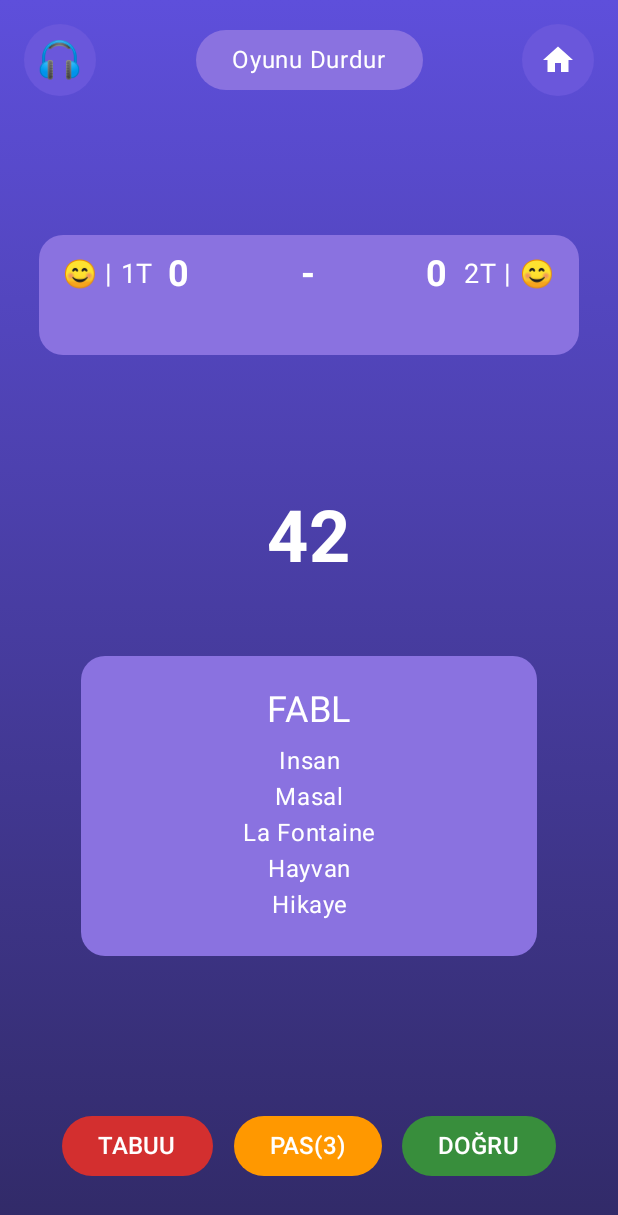
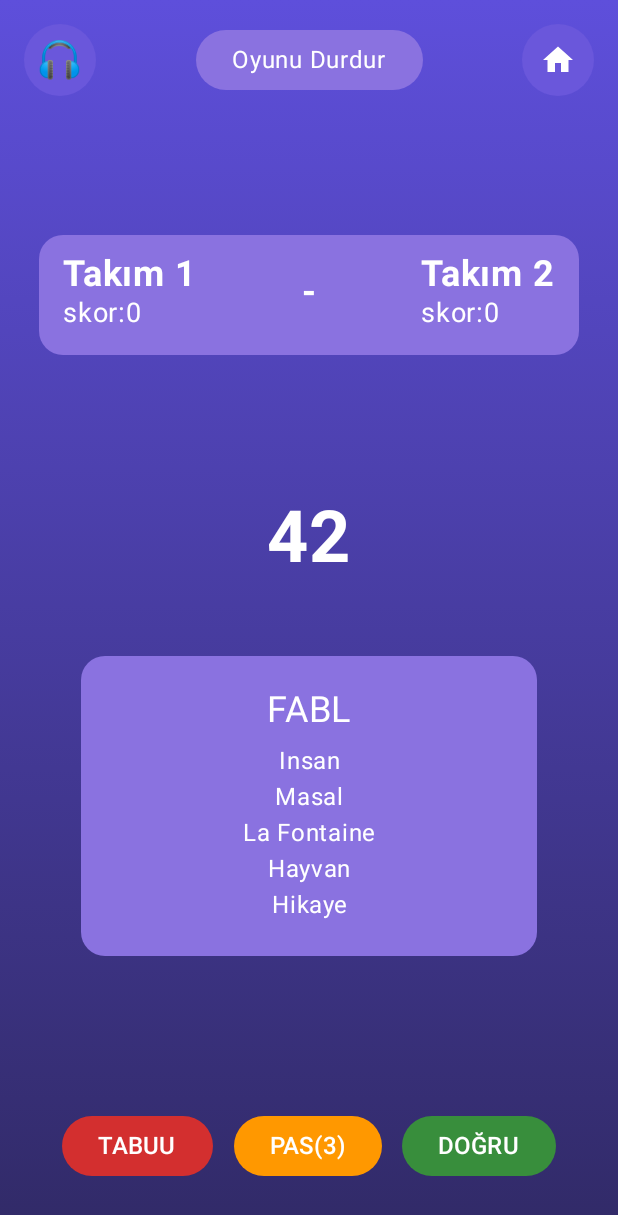
Before and after one commit to dumanYusuf/TabuChallenge, an Android app built with Jetpack Compose: the composable GameScrean shown on its own in the app's theme, on a phone screen of 412 x 824 dp. Shown: the top 1215 px of the screen. Run offline under Robolectric (Android 15) with nearby library versions, the phone set to English and light mode, and no system bars; our stand-ins replace Dagger/Hilt's generated code, Firebase (no records; nobody signed in at launch, a user with empty details on screens opened directly).

Commit message:
The teams were brought from firebas and shown on UI

```diff
--- a/app/src/main/java/com/dumanyusuf/tabuchallenge/data/repo/TabuImpl.kt
+++ b/app/src/main/java/com/dumanyusuf/tabuchallenge/data/repo/TabuImpl.kt
@@ -3,6 +3,10 @@ package com.dumanyusuf.tabuchallenge.data.repo
 import com.dumanyusuf.tabuchallenge.domain.model.TeamName
 import com.dumanyusuf.tabuchallenge.domain.repo.TabuRepo
 import com.google.firebase.firestore.FirebaseFirestore
+import com.google.firebase.firestore.FirebaseFirestoreSettings
+import kotlinx.coroutines.channels.awaitClose
+import kotlinx.coroutines.flow.Flow
+import kotlinx.coroutines.flow.callbackFlow
 import kotlinx.coroutines.tasks.await
 import java.util.UUID
 import javax.inject.Inject
@@ -12,6 +16,12 @@ class TabuImpl @Inject constructor(
 ) : TabuRepo {
 
     override suspend fun addTeamFirebase(team1: String, team2: String) {
+
+        // Mevcut takımları temizle
+        firestore.collection("teams").get().await().documents.forEach {
+            it.reference.delete().await()
+        }
+
         val team1Id = UUID.randomUUID().toString()
         val team2Id = UUID.randomUUID().toString()
 
@@ -29,4 +39,26 @@ class TabuImpl @Inject constructor(
             .await()
     }
 
+    override suspend fun getTeamList():Flow< List<TeamName>>  = callbackFlow{
+        val listenerRegistration = firestore.collection("teams").addSnapshotListener { snapshot, e ->
+            if (e != null) {
+                close(e)
+                return@addSnapshotListener
+            }
+
+            val teamList = mutableListOf<TeamName>()
+            if (snapshot != null) {
+                for (document in snapshot.documents) {
+                    val team = document.toObject(TeamName::class.java)
+                    if (team != null) {
+                        teamList.add(team)
+                    }
+                }
+            }
+            trySend(teamList).isSuccess
+        }
+        awaitClose { listenerRegistration.remove() }
+    }
+
+
 }
--- a/app/src/main/java/com/dumanyusuf/tabuchallenge/domain/model/TeamName.kt
+++ b/app/src/main/java/com/dumanyusuf/tabuchallenge/domain/model/TeamName.kt
@@ -1,8 +1,8 @@
 package com.dumanyusuf.tabuchallenge.domain.model
 
 data class TeamName(
-    val id:String,
-    val teamName:String,
+    val id:String="",
+    val teamName:String="",
     var score:Int=0,
     var tabuCount:Int=0,
     var correctCount:Int=0,
--- a/app/src/main/java/com/dumanyusuf/tabuchallenge/domain/repo/TabuRepo.kt
+++ b/app/src/main/java/com/dumanyusuf/tabuchallenge/domain/repo/TabuRepo.kt
@@ -1,8 +1,10 @@
 package com.dumanyusuf.tabuchallenge.domain.repo
 
 import com.dumanyusuf.tabuchallenge.domain.model.TeamName
+import kotlinx.coroutines.flow.Flow
 
 
 interface TabuRepo{
     suspend fun addTeamFirebase(team1:String,team2:String)
+    suspend fun getTeamList():Flow<List<TeamName>>
 }
--- /dev/null
+++ b/app/src/main/java/com/dumanyusuf/tabuchallenge/domain/use_case/get_list_team/GetListTeamUseCase.kt
@@ -0,0 +1,15 @@
+package com.dumanyusuf.tabuchallenge.domain.use_case.get_list_team
+
+import com.dumanyusuf.tabuchallenge.domain.model.TeamName
+import com.dumanyusuf.tabuchallenge.domain.repo.TabuRepo
+import kotlinx.coroutines.flow.Flow
+import javax.inject.Inject
+
+class GetListTeamUseCase @Inject constructor(private val repo: TabuRepo) {
+
+
+    suspend fun getListTeam():Flow<List<TeamName>>{
+        return repo.getTeamList()
+    }
+
+}
--- a/app/src/main/java/com/dumanyusuf/tabuchallenge/presentation/game_screan/Game Screan.kt
+++ b/app/src/main/java/com/dumanyusuf/tabuchallenge/presentation/game_screan/Game Screan.kt
@@ -1,17 +1,25 @@
 package com.dumanyusuf.tabuchallenge.presentation.game_screen
 
+import android.annotation.SuppressLint
+import android.app.Activity
+import androidx.activity.compose.BackHandler
 import androidx.compose.foundation.background
+import androidx.compose.foundation.clickable
 import androidx.compose.foundation.layout.*
 import androidx.compose.foundation.shape.CircleShape
 import androidx.compose.foundation.shape.RoundedCornerShape
 import androidx.compose.material.icons.Icons
 import androidx.compose.material.icons.filled.Home
+import androidx.compose.material3.AlertDialog
 import androidx.compose.material3.Button
 import androidx.compose.material3.ButtonDefaults
-import androidx.compose.material3.Divider
 import androidx.compose.material3.Icon
 import androidx.compose.material3.Text
+import androidx.compose.material3.TextButton
 import androidx.compose.runtime.Composable
+import androidx.compose.runtime.collectAsState
+import androidx.compose.runtime.mutableStateOf
+import androidx.compose.runtime.remember
 import androidx.compose.ui.Alignment
 import androidx.compose.ui.Modifier
 import androidx.compose.ui.graphics.Color
@@ -20,13 +28,65 @@ import androidx.compose.ui.unit.dp
 import androidx.compose.ui.unit.sp
 import androidx.compose.ui.graphics.Brush
 import androidx.compose.ui.text.font.FontWeight
-import androidx.compose.ui.unit.TextUnit
 import androidx.compose.ui.draw.clip
-import androidx.compose.ui.res.painterResource
+import androidx.compose.ui.platform.LocalContext
+import androidx.hilt.navigation.compose.hiltViewModel
+import androidx.navigation.NavController
+import com.dumanyusuf.tabuchallenge.Screan
 import com.dumanyusuf.tabuchallenge.domain.model.TeamName
+import com.dumanyusuf.tabuchallenge.presentation.game_screan.GameViewModel
 
+@SuppressLint("ContextCastToActivity")
 @Composable
-fun GameScrean() {
+fun GameScrean(
+    viewModel: GameViewModel= hiltViewModel(),
+    navController:NavController
+
+) {
+    val teamlist=viewModel.teamList.collectAsState().value
+    val activity=(LocalContext.current as Activity)
+
+    val showExitDialog = remember { mutableStateOf(false) }
+    val showHomeDialog = remember { mutableStateOf(false) }
+
+
+    BackHandler {
+        showExitDialog.value = true
+    }
+
+    if (showExitDialog.value) {
+        ExitConfirmationDialog(
+            titleText = "Çıkış Onayı",
+            messageText = "Uygulamadan çıkmak istediğinize emin misiniz?",
+            confirmText = "Evet",
+            dismissText = "Hayır",
+            onConfirm = {
+                activity.finish()
+            },
+            onDismiss = {
+                showExitDialog.value = false
+            }
+        )
+    }
+
+    if (showHomeDialog.value) {
+        ExitConfirmationDialog(
+            titleText = "Ana Menü Onayı",
+            messageText = "Ana menüye dönmek istediğinize emin misiniz?",
+            confirmText = "Evet",
+            dismissText = "Hayır",
+            onConfirm = {
+                showHomeDialog.value = false
+                navController.navigate(Screan.WelcomePage.route)
+            },
+            onDismiss = {
+                showHomeDialog.value = false
+            }
+        )
+    }
+
+
+
     Column(
         modifier = Modifier
             .fillMaxSize()
@@ -43,9 +103,11 @@ fun GameScrean() {
         horizontalAlignment = Alignment.CenterHorizontally
     ) {
         // Top Row
-        TopPanel()
+        TopPanel(onHomeClick ={
+            showHomeDialog.value=true
+        })
 
-        TeamNameCompose()
+        TeamNameCompose(teamlist)
 
         // Timer & Words List
         WordAndTimerSection()
@@ -56,8 +118,12 @@ fun GameScrean() {
 }
 
 
+
 @Composable
-fun TeamNameCompose() {
+fun TeamNameCompose(teamList: List<TeamName>) {
+    val team1 = teamList.getOrNull(0)
+    val team2 = teamList.getOrNull(1)
+
     Box(
         modifier = Modifier
             .fillMaxWidth()
@@ -74,24 +140,24 @@ fun TeamNameCompose() {
             verticalAlignment = Alignment.CenterVertically
         ) {
             // Birinci Takım ve Skor
-            Row(
-                verticalAlignment = Alignment.CenterVertically
+            Column(
+
             ) {
                 Text(
-                    text = "😊 | 1T ",
+                    text = team1?.teamName ?: "Takım 1",
+                    color = Color.White,
+                    fontWeight = FontWeight.Bold,
+                    fontSize = 24.sp
+                )
+                Text(
+                    text = "skor:0",
                     color = Color.White,
                     fontSize = 18.sp,
                     modifier = Modifier.padding(end = 4.dp)
                 )
-                Text(
-                    text = "0",
-                    color = Color.White,
-                    fontWeight = FontWeight.Bold,
-                    fontSize = 24.sp
-                )
             }
 
-            // Skor Ayracı ve İkinci Takım Skoru
+           // ayraç
             Text(
                 text = "-",
                 color = Color.White,
@@ -99,20 +165,19 @@ fun TeamNameCompose() {
                 fontSize = 24.sp
             )
 
-            Row(
-                verticalAlignment = Alignment.CenterVertically
+            Column(
             ) {
                 Text(
-                    text = "0 ",
+                    text = team2?.teamName ?: "Takım 2",
                     color = Color.White,
                     fontWeight = FontWeight.Bold,
                     fontSize = 24.sp
                 )
                 Text(
-                    text = "2T | 😊",
+                    text = "skor:0",
                     color = Color.White,
                     fontSize = 18.sp,
-                    modifier = Modifier.padding(start = 4.dp)
+                    modifier = Modifier.padding(end = 4.dp)
                 )
             }
         }
@@ -121,7 +186,7 @@ fun TeamNameCompose() {
 
 
 @Composable
-fun TopPanel() {
+fun TopPanel(onHomeClick:()->Unit ){
     Row(
         modifier = Modifier.fillMaxWidth(),
         horizontalArrangement = Arrangement.SpaceBetween,
@@ -135,7 +200,7 @@ fun TopPanel() {
                 .background(Color(0xFF6A57DB)),
             contentAlignment = Alignment.Center
         ) {
-            Text(text = "\uD83C\uDFA7", fontSize = 24.sp, color = Color.White) // 🎧 için Unicode
+            Text(text = "\uD83C\uDFA7", fontSize = 24.sp, color = Color.White)
         }
 
 
@@ -155,7 +220,9 @@ fun TopPanel() {
             modifier = Modifier
                 .size(48.dp)
                 .clip(CircleShape)
-                .background(Color(0xFF6A57DB)),
+                .background(Color(0xFF6A57DB)).padding().clickable {
+                    onHomeClick()
+                },
             contentAlignment = Alignment.Center
         ) {
             Icon(
@@ -226,3 +293,47 @@ fun GameButton(label: String, backgroundColor: Color) {
         Text(text = label, color = Color.White, fontSize = 16.sp)
     }
 }
+@Composable
+fun ExitConfirmationDialog(
+    titleText: String,
+    messageText: String,
+    confirmText: String,
+    dismissText: String,
+    onConfirm: () -> Unit,
+    onDismiss: () -> Unit
+) {
+    AlertDialog(
+        containerColor = Color(0xFF6A57DB),
+        onDismissRequest = {},
+        title = {
+            Text(
+                color = Color.White,
+                text = titleText
+            )
+        },
+        text = {
+            Text(
+                color = Color.White,
+                text = messageText
+            )
+        },
+        confirmButton = {
+            TextButton(onClick = onConfirm) {
+                Text(
+                    fontSize = 24.sp,
+                    color = Color.Yellow,
+                    text = confirmText
+                )
+            }
+        },
+        dismissButton = {
+            TextButton(onClick = onDismiss) {
+                Text(
+                    fontSize = 24.sp,
+                    color = Color.Red,
+                    text = dismissText
+                )
+            }
+        }
+    )
+}
--- /dev/null
+++ b/app/src/main/java/com/dumanyusuf/tabuchallenge/presentation/game_screan/GameViewModel.kt
@@ -0,0 +1,39 @@
+package com.dumanyusuf.tabuchallenge.presentation.game_screan
+
+import android.util.Log
+import androidx.lifecycle.ViewModel
+import androidx.lifecycle.viewModelScope
+import com.dumanyusuf.tabuchallenge.domain.model.TeamName
+import com.dumanyusuf.tabuchallenge.domain.use_case.get_list_team.GetListTeamUseCase
+import dagger.hilt.android.lifecycle.HiltViewModel
+import kotlinx.coroutines.flow.MutableStateFlow
+import kotlinx.coroutines.flow.StateFlow
+import kotlinx.coroutines.flow.asStateFlow
+import kotlinx.coroutines.launch
+import javax.inject.Inject
+
+
+@HiltViewModel
+class GameViewModel @Inject constructor(private val getListTeamUseCase: GetListTeamUseCase):ViewModel() {
+
+    private val _teamList=MutableStateFlow<List<TeamName>>(emptyList())
+    val teamList:StateFlow<List<TeamName>> = _teamList.asStateFlow()
+
+    init {
+        getListTeam()
+    }
+
+    fun getListTeam() {
+        viewModelScope.launch {
+            try {
+               getListTeamUseCase.getListTeam().collect{
+                   _teamList.value=it
+               }
+            } catch (e: Exception) {
+                e.printStackTrace()
+            }
+        }
+    }
+
+
+}
--- a/app/src/main/java/com/dumanyusuf/tabuchallenge/presentation/navigation/PageController.kt
+++ b/app/src/main/java/com/dumanyusuf/tabuchallenge/presentation/navigation/PageController.kt
@@ -34,7 +34,7 @@ fun PageController() {
             StartingPage(navcontroller)
         }
         composable(Screan.GameScreanPage.route) {
-           GameScrean()
+           GameScrean(navController = navcontroller)
         }
     }
 
```
Also changed, not shown: app/src/main/java/com/dumanyusuf/tabuchallenge/presentation/starting/StartingPage.kt (+5 -2 lines).
